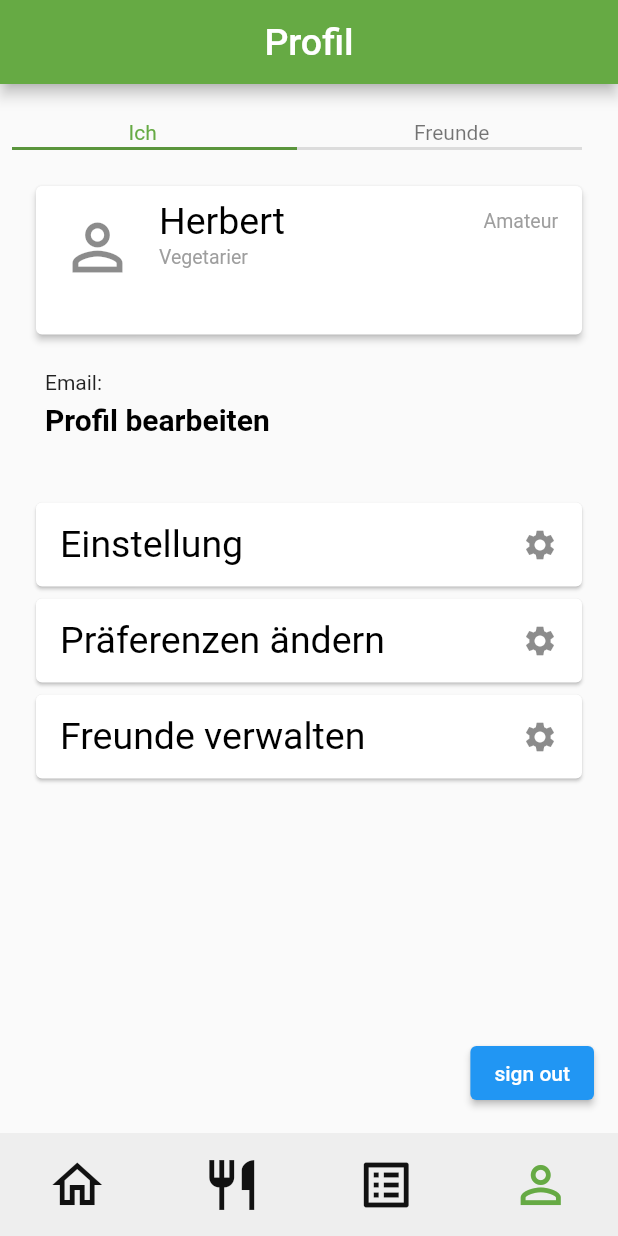
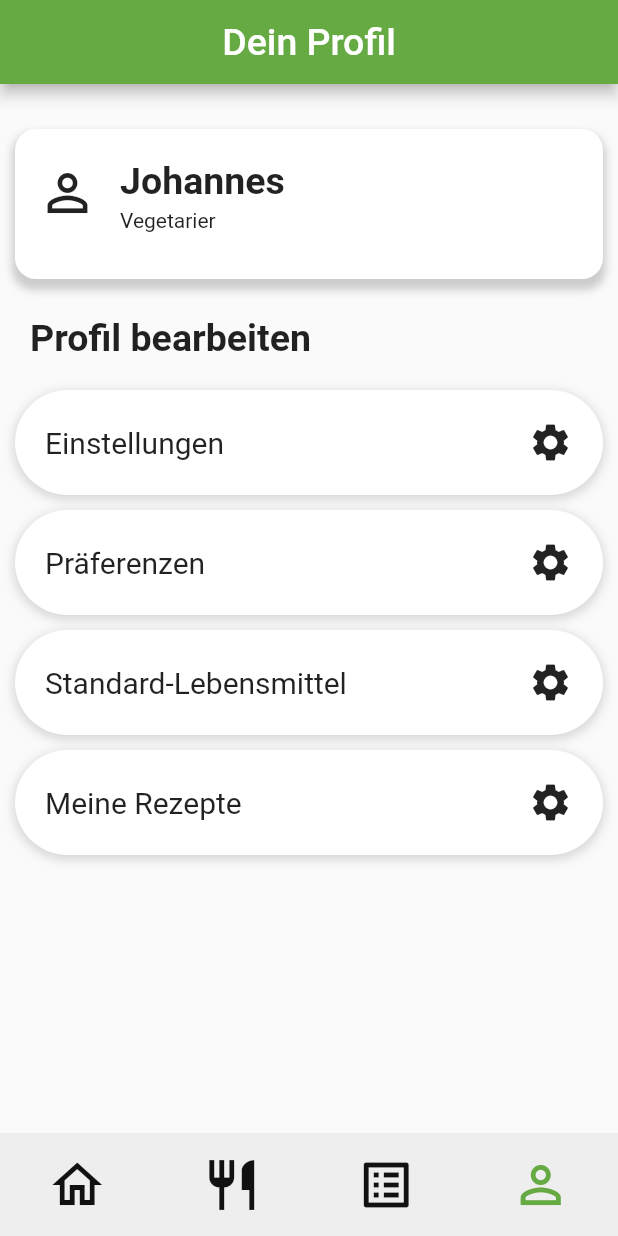
Before and after one commit to kit-recipe-app/front-end, a Flutter app: the screen it shows once a user with an empty profile is signed in, item 4 of the bottom bar chosen, on a phone screen of 412 x 824 dp. Run offline on Flutter 3.47's test engine with Material 2 defaults, Android fonts, the light colour scheme and no system bars; our stand-ins replace dropdown_button2, firebase_auth, firebase_core, font_awesome_flutter, google_sign_in, image_picker and 1 more; missing offline and left inert: searchable_listview; accounts and stored records are empty; network calls fail.

Commit message:
change profile page

```diff
--- a/flutter_frontend_recipes/lib/content_examples/initiating_examples.dart
+++ b/flutter_frontend_recipes/lib/content_examples/initiating_examples.dart
@@ -1,7 +1,7 @@
 import 'package:flutter_frontend_recipes/pages/recipes/example_recipe.dart';
 import 'package:flutter_frontend_recipes/pages/recipes/example_ingredients.dart';
 import 'package:flutter_frontend_recipes/pages/shopping-lists/example_shopping_list.dart';
-import 'package:flutter_frontend_recipes/pages/profile/example_profile.dart';
+import 'package:flutter_frontend_recipes/pages/profile_old/example_profile.dart';
 import 'package:flutter_frontend_recipes/content_examples/unit_examples.dart';
 
 
--- /dev/null
+++ b/flutter_frontend_recipes/lib/pages/profile/main_page_profile.dart
@@ -0,0 +1,111 @@
+import 'package:flutter/material.dart';
+import 'package:flutter_frontend_recipes/pages/profile/setting-tile.dart';
+
+import '../../constants/color_styles.dart';
+import '../../constants/font_styles.dart';
+import '../../constants/icon_designs.dart';
+
+class ProfilePage extends StatefulWidget {
+  const ProfilePage({Key? key}) : super(key: key);
+
+  @override
+  State<ProfilePage> createState() => _ProfilePageState();
+}
+
+class _ProfilePageState extends State<ProfilePage> {
+  String title = 'Dein Profil';
+  String name = "Johannes";
+  String preference = "Vegetarier";
+  String editProfile = "Profil bearbeiten";
+
+  @override
+  Widget build(BuildContext context) {
+    return Scaffold(
+        appBar: AppBar(
+          centerTitle: true,
+          backgroundColor: RecipeAppColorStyles.navigationBarSelectedIconColor,
+          title: Text(
+            title,
+            style: FontStyles.appBarText,
+          ),
+        ),
+        body: Column(
+          children: [
+            Padding(
+              padding: const EdgeInsets.fromLTRB(8, 30, 8, 0),
+              child: Center(
+                child: Container(
+                  height: 100,
+                  width: MediaQuery.of(context).size.width - 20,
+                  decoration: BoxDecoration(
+                    color: Colors.white,
+                    borderRadius: BorderRadius.all(Radius.circular(14)),
+                    boxShadow: [
+                      BoxShadow(
+                        color: Colors.grey.withOpacity(0.5),
+                        spreadRadius: 2,
+                        blurRadius: 4,
+                        offset: Offset(0, 5), // changes position of shadow
+                      ),
+                    ],
+                  ),
+                  child: Row(
+                    children: [
+                      Padding(
+                        padding: const EdgeInsets.fromLTRB(15, 0, 0, 15),
+                        child: Icon(
+                          RecipeAppIcons.profilePageIcon,
+                          size: 40,
+                        ),
+                      ),
+                      Padding(
+                        padding: const EdgeInsets.fromLTRB(15, 20, 0, 0),
+                        child: Column(
+                          crossAxisAlignment: CrossAxisAlignment.start,
+                          children: [
+                            Text(
+                              name, style: TextStyle(fontSize: 25, fontWeight: FontWeight.bold),
+                            ),
+                            Padding(
+                              padding: const EdgeInsets.fromLTRB(0, 4, 0, 0),
+                              child: Text(
+                                preference
+                              ),
+                            )
+                          ],
+                        ),
+                      )
+                    ],
+                  ),
+                ),
+              ),
+            ),
+            Align(
+              alignment: Alignment.centerLeft,
+              child: Padding(
+                padding: const EdgeInsets.fromLTRB(20, 25, 0, 0),
+                child: Text(
+                  editProfile, style: TextStyle(fontSize: 25, fontWeight: FontWeight.bold),
+                ),
+              ),
+            ),
+            Padding(
+              padding: const EdgeInsets.fromLTRB(0, 20, 0, 0),
+              child: SettingTile(text: 'Einstellungen',),
+            ),
+            Padding(
+              padding: const EdgeInsets.fromLTRB(0, 10, 0, 0),
+              child: SettingTile(text: 'Präferenzen',),
+            ),
+            Padding(
+              padding: const EdgeInsets.fromLTRB(0, 10, 0, 0),
+              child: SettingTile(text: 'Standard-Lebensmittel',),
+            ),
+            Padding(
+              padding: const EdgeInsets.fromLTRB(0, 10, 0, 0),
+              child: SettingTile(text: 'Meine Rezepte',),
+            ),
+          ],
+        ));
+  }
+}
--- /dev/null
+++ b/flutter_frontend_recipes/lib/pages/profile/setting-tile.dart
@@ -0,0 +1,44 @@
+import 'package:flutter/material.dart';
+
+class SettingTile extends StatefulWidget {
+  final String text;
+  const SettingTile({Key? key, required this.text}) : super(key: key);
+
+  @override
+  State<SettingTile> createState() => _SettingTileState();
+}
+
+class _SettingTileState extends State<SettingTile> {
+  @override
+  Widget build(BuildContext context) {
+    return Container(
+      height: 70,
+      width: MediaQuery.of(context).size.width - 20,
+      decoration: BoxDecoration(
+        color: Colors.white,
+        borderRadius: BorderRadius.all(Radius.circular(35)),
+        boxShadow: [
+          BoxShadow(
+            color: Colors.grey.withOpacity(0.4),
+            spreadRadius: 1,
+            blurRadius: 5,
+            offset: Offset(0, 2), // changes position of shadow
+          ),
+        ],
+      ),
+      child: Row(
+        children: [
+          Padding(
+            padding: const EdgeInsets.fromLTRB(20, 0, 0, 0),
+            child: Text(widget.text, style: TextStyle(fontSize: 20),),
+          ),
+          Spacer(),
+          Padding(
+            padding: const EdgeInsets.fromLTRB(0, 0, 20, 0),
+            child: Icon(Icons.settings, size: 30,),
+          )
+        ],
+      ),
+    );
+  }
+}
--- a/flutter_frontend_recipes/lib/pages/profile/current-profil-card.dart
+++ b/flutter_frontend_recipes/lib/pages/profile_old/current-profil-card.dart
@@ -1,5 +1,5 @@
 import 'package:flutter/material.dart';
-import 'package:flutter_frontend_recipes/pages/profile/example_profile.dart';
+import 'package:flutter_frontend_recipes/pages/profile_old/example_profile.dart';
 
 import '../../constants/font_styles.dart';
 import '../../constants/icon_designs.dart';
--- a/flutter_frontend_recipes/lib/pages/profile/current-profile-tab.dart
+++ b/flutter_frontend_recipes/lib/pages/profile_old/current-profile-tab.dart
@@ -1,7 +1,7 @@
 import 'package:firebase_auth/firebase_auth.dart';
 import 'package:flutter/material.dart';
-import 'package:flutter_frontend_recipes/pages/profile/profile-page-components/current-profil-card.dart';
-import 'package:flutter_frontend_recipes/pages/profile/profile-sub-pages/setting-list.dart';
+import 'package:flutter_frontend_recipes/pages/profile_old/profile-page-components/current-profil-card.dart';
+import 'package:flutter_frontend_recipes/pages/profile_old/profile-sub-pages/setting-list.dart';
 
 import '../../authentification/auth.dart';
 import '../../constants/font_styles.dart';
--- a/flutter_frontend_recipes/lib/pages/profile/friend-profile-tab.dart
+++ b/flutter_frontend_recipes/lib/pages/profile_old/friend-profile-tab.dart
@@ -1,5 +1,5 @@
 import 'package:flutter/material.dart';
-import 'package:flutter_frontend_recipes/pages/profile/profile-page-components/current-profil-card.dart';
+import 'package:flutter_frontend_recipes/pages/profile_old/profile-page-components/current-profil-card.dart';
 
 import '../../content_examples/initiating_examples.dart';
 
--- a/flutter_frontend_recipes/lib/pages/profile/profile-page-components/current-profil-card.dart
+++ b/flutter_frontend_recipes/lib/pages/profile_old/profile-page-components/current-profil-card.dart
@@ -1,5 +1,5 @@
 import 'package:flutter/material.dart';
-import 'package:flutter_frontend_recipes/pages/profile/example_profile.dart';
+import 'package:flutter_frontend_recipes/pages/profile_old/example_profile.dart';
 
 import '../../../constants/font_styles.dart';
 import '../../../constants/icon_designs.dart';
--- a/flutter_frontend_recipes/lib/pages/profile/profile-sub-pages/change-preferences.dart
+++ b/flutter_frontend_recipes/lib/pages/profile_old/profile-sub-pages/change-preferences.dart
@@ -1,5 +1,5 @@
 import 'package:flutter/material.dart';
-import 'package:flutter_frontend_recipes/pages/profile/profile-page-components/profil-page-appbar.dart';
+import 'package:flutter_frontend_recipes/pages/profile_old/profile-page-components/profil-page-appbar.dart';
 
 
 
--- a/flutter_frontend_recipes/lib/pages/profile/profile-sub-pages/manage-friends.dart
+++ b/flutter_frontend_recipes/lib/pages/profile_old/profile-sub-pages/manage-friends.dart
@@ -1,5 +1,5 @@
 import 'package:flutter/material.dart';
-import 'package:flutter_frontend_recipes/pages/profile/profile-page-components/profil-page-appbar.dart';
+import 'package:flutter_frontend_recipes/pages/profile_old/profile-page-components/profil-page-appbar.dart';
 
 
 class ManageFriends extends StatefulWidget {
--- a/flutter_frontend_recipes/lib/pages/profile/profile-sub-pages/profile-settings.dart
+++ b/flutter_frontend_recipes/lib/pages/profile_old/profile-sub-pages/profile-settings.dart
@@ -1,5 +1,5 @@
 import 'package:flutter/material.dart';
-import 'package:flutter_frontend_recipes/pages/profile/profile-page-components/profil-page-appbar.dart';
+import 'package:flutter_frontend_recipes/pages/profile_old/profile-page-components/profil-page-appbar.dart';
 
 class ProfileSettingsPage extends StatefulWidget {
   const ProfileSettingsPage({Key? key}) : super(key: key);
--- a/flutter_frontend_recipes/lib/pages/profile/profile-sub-pages/setting-list.dart
+++ b/flutter_frontend_recipes/lib/pages/profile_old/profile-sub-pages/setting-list.dart
@@ -1,7 +1,7 @@
 import 'package:flutter/material.dart';
-import 'package:flutter_frontend_recipes/pages/profile/profile-sub-pages/manage-friends.dart';
-import 'package:flutter_frontend_recipes/pages/profile/profile-sub-pages/setting-option-card.dart';
-import 'package:flutter_frontend_recipes/pages/profile/profile-sub-pages/profile-settings.dart';
+import 'package:flutter_frontend_recipes/pages/profile_old/profile-sub-pages/manage-friends.dart';
+import 'package:flutter_frontend_recipes/pages/profile_old/profile-sub-pages/setting-option-card.dart';
+import 'package:flutter_frontend_recipes/pages/profile_old/profile-sub-pages/profile-settings.dart';
 
 import 'change-preferences.dart';
 
--- a/flutter_frontend_recipes/lib/pages/recipes/create_recipe/create_recipe_title.dart
+++ b/flutter_frontend_recipes/lib/pages/recipes/create_recipe/create_recipe_title.dart
@@ -7,7 +7,7 @@ class RecipeTitle extends StatelessWidget {
   @override
   Widget build(BuildContext context) {
     return Padding(
-      padding: const EdgeInsets.fromLTRB(8, 30, 8, 8),
+      padding: const EdgeInsets.fromLTRB(35, 30, 35, 8),
       child: Align(
         alignment: Alignment.center,
         child: Text(
--- a/flutter_frontend_recipes/lib/pages/shopping-lists/example_shopping_list.dart
+++ b/flutter_frontend_recipes/lib/pages/shopping-lists/example_shopping_list.dart
@@ -1,6 +1,6 @@
 import 'package:flutter_frontend_recipes/pages/recipes/example_ingredients.dart';
 import 'package:flutter_frontend_recipes/pages/recipes/example_recipe.dart';
-import 'package:flutter_frontend_recipes/pages/profile/example_profile.dart';
+import 'package:flutter_frontend_recipes/pages/profile_old/example_profile.dart';
 
 // Dies ist eine Klasse, die in erster Linie nur fürs Testen gedacht ist und
 // am Ende wieder gelöscht werden sollte
--- a/flutter_frontend_recipes/lib/recipe_app.dart
+++ b/flutter_frontend_recipes/lib/recipe_app.dart
@@ -2,7 +2,7 @@ import 'package:flutter/material.dart';
 import 'package:flutter_frontend_recipes/constants/color_styles.dart';
 import 'package:flutter_frontend_recipes/layout/bottom_navigation_bar_recipe_app.dart';
 import 'package:flutter_frontend_recipes/pages/feed/main-page-feed.dart';
-import 'package:flutter_frontend_recipes/pages/profile/main-page-profile.dart';
+import 'package:flutter_frontend_recipes/pages/profile/main_page_profile.dart';
 import 'package:flutter_frontend_recipes/pages/recipes/main_page_recipes.dart';
 import 'package:flutter_frontend_recipes/pages/shopping-lists/main-page-shopping-lists.dart';
 
@@ -19,7 +19,7 @@ class _RecipeAppState extends State<RecipeApp> {
     const MainFeed(),
     const RecipeScreen(),
     const MainPageShoppingLists(),
-    const ProfileMainPage(),
+    const ProfilePage(),
   ];
   @override
   Widget build(BuildContext context) {
```
Also changed, not shown: flutter_frontend_recipes/lib/pages/profile_old/main-page-profile.dart (renamed from flutter_frontend_recipes/lib/pages/profile/main-page-profile.dart, +5 -5 lines), flutter_frontend_recipes/lib/pages/profile_old/example_profile.dart (renamed from flutter_frontend_recipes/lib/pages/profile/example_profile.dart), flutter_frontend_recipes/lib/pages/profile_old/profile-page-components/navigation.dart (renamed from flutter_frontend_recipes/lib/pages/profile/profile-page-components/navigation.dart), flutter_frontend_recipes/lib/pages/profile_old/profile-page-components/profil-page-appbar.dart (renamed from flutter_frontend_recipes/lib/pages/profile/profile-page-components/profil-page-appbar.dart), flutter_frontend_recipes/lib/pages/profile_old/profile-sub-pages/setting-option-card.dart (renamed from flutter_frontend_recipes/lib/pages/profile/profile-sub-pages/setting-option-card.dart).
